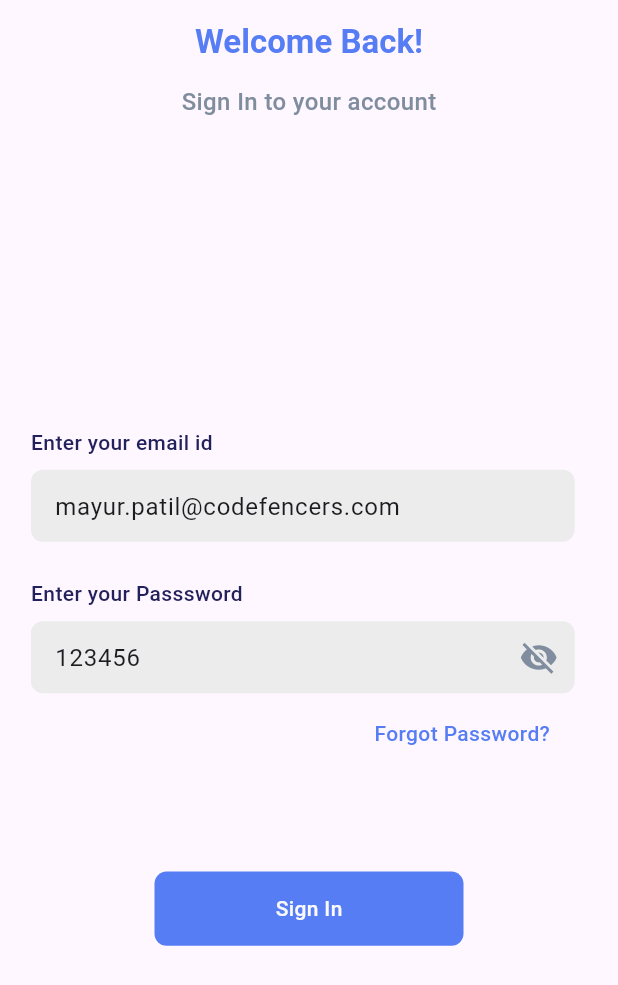
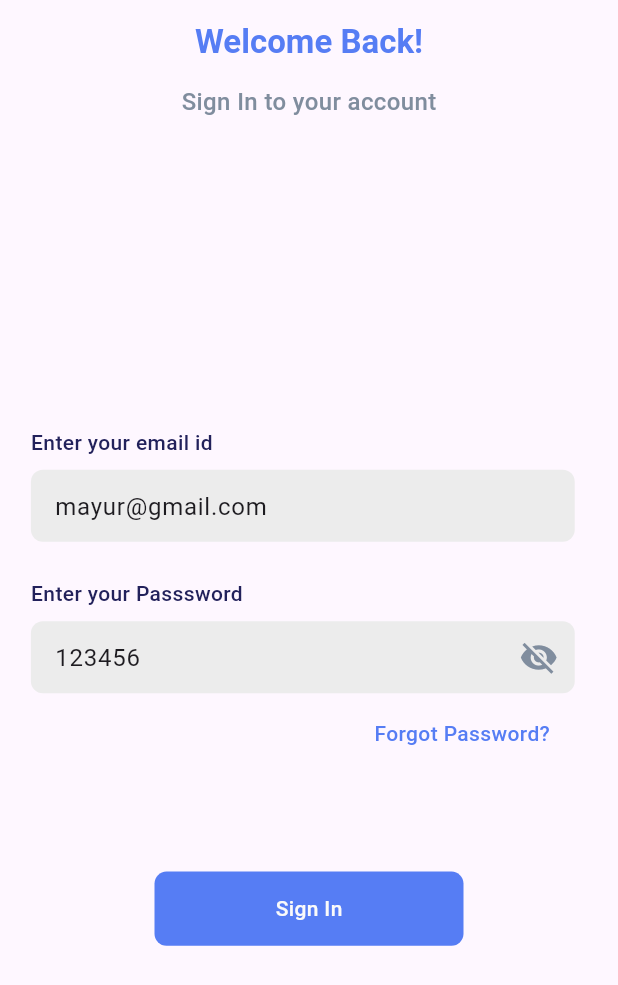
Before and after one commit to mayurcodefencers/health_workers_app, a Flutter app: the screen it shows after launch, on a phone screen of 412 x 824 dp. Shown: the top 985 px of the screen. Run offline on Flutter 3.47's test engine with Material 3 defaults, Android fonts, the phone set to English and light mode, and no system bars; our stand-ins replace dio, flutter_svg, get, image_picker, intro_slider, shared_preferences and 2 more; accounts and stored records are empty; Roboto replaces fonts that are missing (Montserrat).

Commit message:
Changed login cred

```diff
--- a/lib/screens/login/login_screen.dart
+++ b/lib/screens/login/login_screen.dart
@@ -27,7 +27,7 @@ class _LoginScreenState extends State<LoginScreen> {
   @override
   void initState() {
     super.initState();
-    controller.emailController.text = 'mayur.patil@codefencers.com';
+    controller.emailController.text = 'mayur@gmail.com';
     controller.passwordController.text = '123456';
   }
 
```
Also changed, not shown: lib/screens/home/home_screen.dart (+5 -4 lines).
